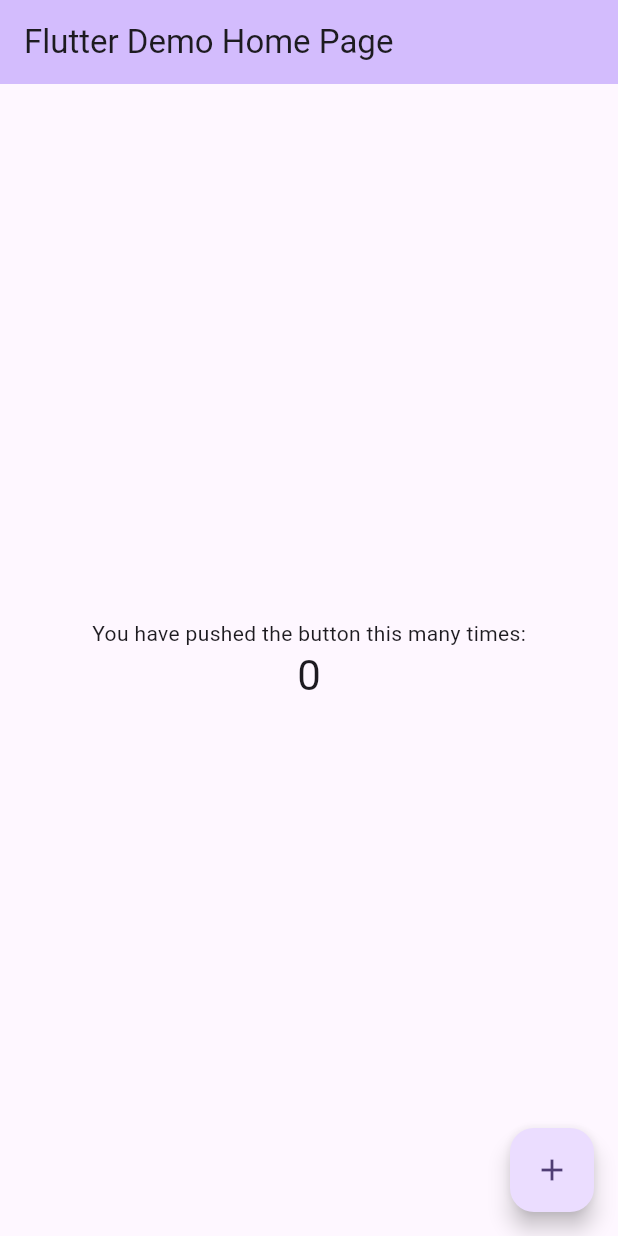
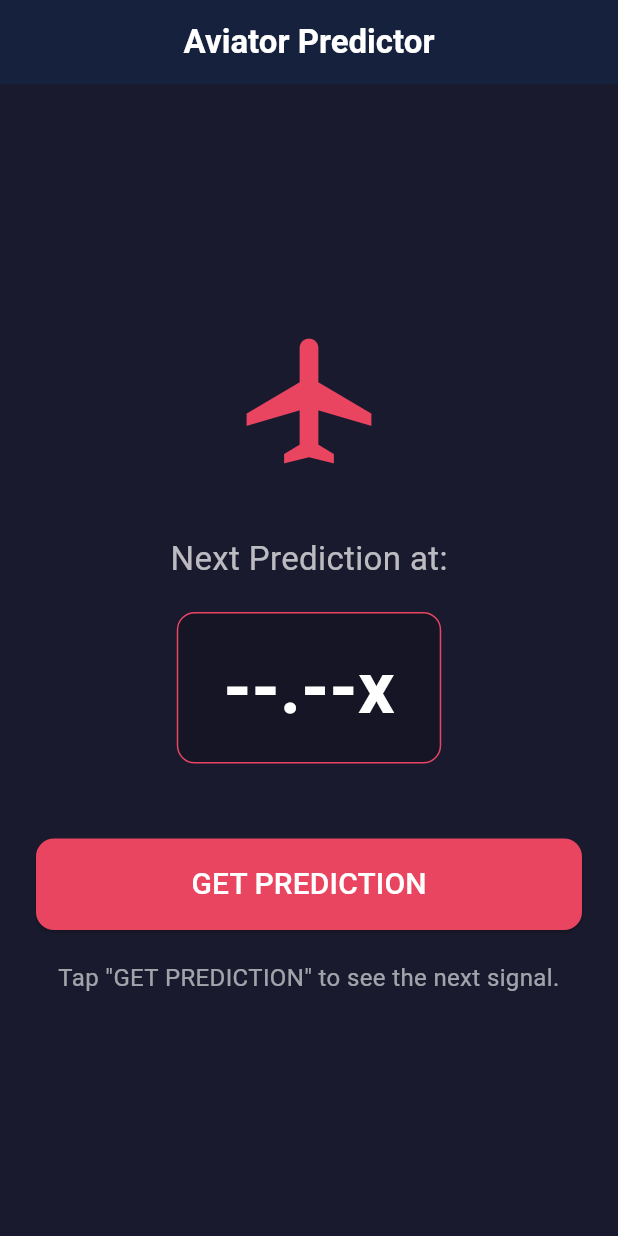
Before and after one commit to could-ai/019a4e60-e0e4-774f-91ef-4cc891774632, a Flutter app: the screen it shows after launch, on a phone screen of 412 x 824 dp. Run offline on Flutter 3.47's test engine with Material 3 defaults, Android fonts, the phone set to English and light mode, and no system bars.

Commit message:
I have created a new "Aviator Predictor" application, replacing the default Flutter counter app. The main file, `lib/main.dart`, now contains a stateful widget named `AviatorPredictorPage` which manages the application's state.
The user interface has been designed with a dark theme, featuring an airplane icon and a display area for the prediction. A button is provided to generate a new prediction, and a loading indicator is shown while the "prediction" is being calculated.

The prediction logic simulates a 3-second calculation and then generates a random multiplier between 1.00x and 10.00x. The `main` function and `MyApp` widget have been updated to launch the `AviatorPredictorPage` as the home screen and apply a custom dark theme to the entire application.

```diff
--- a/usr/lib/main.dart
+++ b/usr/lib/main.dart
@@ -1,4 +1,6 @@
 import 'package:flutter/material.dart';
+import 'dart:math';
+import 'dart:async';
 
 void main() {
   runApp(const MyApp());
@@ -7,114 +9,130 @@ void main() {
 class MyApp extends StatelessWidget {
   const MyApp({super.key});
 
-  // This widget is the root of your application.
   @override
   Widget build(BuildContext context) {
     return MaterialApp(
-      title: 'Flutter Demo',
+      title: 'Aviator Predictor',
       debugShowCheckedModeBanner: false,
-      theme: ThemeData(
-        // This is the theme of your application.
-        //
-        // TRY THIS: Try running your application with "flutter run". You'll see
-        // the application has a purple toolbar. Then, without quitting the app,
-        // try changing the seedColor in the colorScheme below to Colors.green
-        // and then invoke "hot reload" (save your changes or press the "hot
-        // reload" button in a Flutter-supported IDE, or press "r" if you used
-        // the command line to start the app).
-        //
-        // Notice that the counter didn't reset back to zero; the application
-        // state is not lost during the reload. To reset the state, use hot
-        // restart instead.
-        //
-        // This works for code too, not just values: Most code changes can be
-        // tested with just a hot reload.
-        colorScheme: ColorScheme.fromSeed(seedColor: Colors.deepPurple),
+      theme: ThemeData.dark().copyWith(
+        scaffoldBackgroundColor: const Color(0xFF1A1A2E),
+        primaryColor: const Color(0xFFE94560),
       ),
-      home: const MyHomePage(title: 'Flutter Demo Home Page'),
+      home: const AviatorPredictorPage(),
     );
   }
 }
 
-class MyHomePage extends StatefulWidget {
-  const MyHomePage({super.key, required this.title});
-
-  // This widget is the home page of your application. It is stateful, meaning
-  // that it has a State object (defined below) that contains fields that affect
-  // how it looks.
-
-  // This class is the configuration for the state. It holds the values (in this
-  // case the title) provided by the parent (in this case the App widget) and
-  // used by the build method of the State. Fields in a Widget subclass are
-  // always marked "final".
-
-  final String title;
+class AviatorPredictorPage extends StatefulWidget {
+  const AviatorPredictorPage({super.key});
 
   @override
-  State<MyHomePage> createState() => _MyHomePageState();
+  State<AviatorPredictorPage> createState() => _AviatorPredictorPageState();
 }
 
-class _MyHomePageState extends State<MyHomePage> {
-  int _counter = 0;
+class _AviatorPredictorPageState extends State<AviatorPredictorPage> {
+  double? _prediction;
+  bool _isLoading = false;
 
-  void _incrementCounter() {
+  void _getPrediction() {
+    if (_isLoading) return;
+
     setState(() {
-      // This call to setState tells the Flutter framework that something has
-      // changed in this State, which causes it to rerun the build method below
-      // so that the display can reflect the updated values. If we changed
-      // _counter without calling setState(), then the build method would not be
-      // called again, and so nothing would appear to happen.
-      _counter++;
+      _isLoading = true;
+      _prediction = null;
+    });
+
+    // Simulate network delay or calculation
+    Timer(const Duration(seconds: 3), () {
+      final random = Random();
+      // Generate a prediction, e.g., between 1.00x and 10.00x
+      final newPrediction = random.nextDouble() * 9.0 + 1.0;
+      setState(() {
+        _prediction = newPrediction;
+        _isLoading = false;
+      });
     });
   }
 
   @override
   Widget build(BuildContext context) {
-    // This method is rerun every time setState is called, for instance as done
-    // by the _incrementCounter method above.
-    //
-    // The Flutter framework has been optimized to make rerunning build methods
-    // fast, so that you can just rebuild anything that needs updating rather
-    // than having to individually change instances of widgets.
     return Scaffold(
       appBar: AppBar(
-        // TRY THIS: Try changing the color here to a specific color (to
-        // Colors.amber, perhaps?) and trigger a hot reload to see the AppBar
-        // change color while the other colors stay the same.
-        backgroundColor: Theme.of(context).colorScheme.inversePrimary,
-        // Here we take the value from the MyHomePage object that was created by
-        // the App.build method, and use it to set our appbar title.
-        title: Text(widget.title),
+        title: const Text(
+          'Aviator Predictor',
+          style: TextStyle(fontWeight: FontWeight.bold, color: Colors.white),
+        ),
+        backgroundColor: const Color(0xFF16213E),
+        centerTitle: true,
+        elevation: 0,
       ),
       body: Center(
-        // Center is a layout widget. It takes a single child and positions it
-        // in the middle of the parent.
-        child: Column(
-          // Column is also a layout widget. It takes a list of children and
-          // arranges them vertically. By default, it sizes itself to fit its
-          // children horizontally, and tries to be as tall as its parent.
-          //
-          // Column has various properties to control how it sizes itself and
-          // how it positions its children. Here we use mainAxisAlignment to
-          // center the children vertically; the main axis here is the vertical
-          // axis because Columns are vertical (the cross axis would be
-          // horizontal).
-          //
-          // TRY THIS: Invoke "debug painting" (choose the "Toggle Debug Paint"
-          // action in the IDE, or press "p" in the console), to see the
-          // wireframe for each widget.
-          mainAxisAlignment: MainAxisAlignment.center,
-          children: <Widget>[
-            const Text('You have pushed the button this many times:'),
-            Text('$_counter', style: Theme.of(context).textTheme.headlineMedium),
-          ],
+        child: Padding(
+          padding: const EdgeInsets.all(24.0),
+          child: Column(
+            mainAxisAlignment: MainAxisAlignment.center,
+            children: <Widget>[
+              const Icon(
+                Icons.airplanemode_active,
+                size: 100,
+                color: Color(0xFFE94560),
+              ),
+              const SizedBox(height: 40),
+              const Text(
+                'Next Prediction at:',
+                style: TextStyle(fontSize: 22, color: Colors.white70),
+              ),
+              const SizedBox(height: 20),
+              Container(
+                padding: const EdgeInsets.symmetric(vertical: 15, horizontal: 30),
+                decoration: BoxDecoration(
+                  color: Colors.black.withOpacity(0.2),
+                  borderRadius: BorderRadius.circular(12),
+                  border: Border.all(color: const Color(0xFFE94560)),
+                ),
+                child: _isLoading
+                    ? const CircularProgressIndicator(
+                        valueColor: AlwaysStoppedAnimation<Color>(Color(0xFFE94560)),
+                      )
+                    : Text(
+                        _prediction == null
+                            ? '--.--x'
+                            : '${_prediction!.toStringAsFixed(2)}x',
+                        style: const TextStyle(
+                          fontSize: 48,
+                          fontWeight: FontWeight.bold,
+                          color: Colors.white,
+                        ),
+                      ),
+              ),
+              const SizedBox(height: 50),
+              SizedBox(
+                width: double.infinity,
+                child: ElevatedButton(
+                  onPressed: _getPrediction,
+                  style: ElevatedButton.styleFrom(
+                    backgroundColor: const Color(0xFFE94560),
+                    padding: const EdgeInsets.symmetric(vertical: 16),
+                    shape: RoundedRectangleBorder(
+                      borderRadius: BorderRadius.circular(12),
+                    ),
+                  ),
+                  child: Text(
+                    _isLoading ? 'PREDICTING...' : 'GET PREDICTION',
+                    style: const TextStyle(fontSize: 20, color: Colors.white),
+                  ),
+                ),
+              ),
+              const SizedBox(height: 20),
+              Text(
+                'Tap "GET PREDICTION" to see the next signal.',
+                textAlign: TextAlign.center,
+                style: TextStyle(fontSize: 16, color: Colors.white.withOpacity(0.6)),
+              ),
+            ],
+          ),
         ),
       ),
-      floatingActionButton: FloatingActionButton(
-        onPressed: _incrementCounter,
-        tooltip: 'Increment',
-        child: const Icon(Icons.add),
-      ), // This trailing comma makes auto-formatting nicer for build methods.
     );
   }
 }
```
